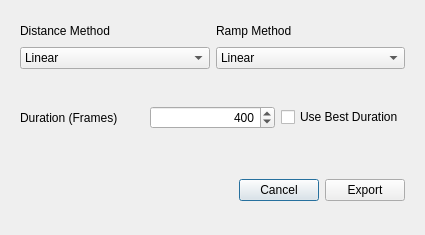
transferlefilm/rackfocusfixer, file exportDialog.ui: the form before one commit.
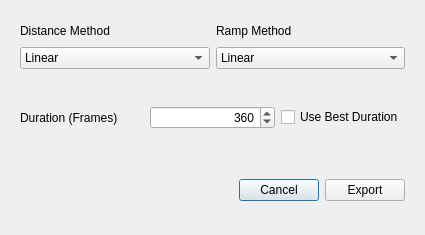
The form after the commit.

```diff
--- a/exportDialog.ui
+++ b/exportDialog.ui
@@ -89,7 +89,7 @@
          <number>25</number>
         </property>
         <property name="value">
-         <number>400</number>
+         <number>360</number>
         </property>
        </widget>
       </item>
```
Left out of the diff: 9 changed lines with no effect on the pictures.
